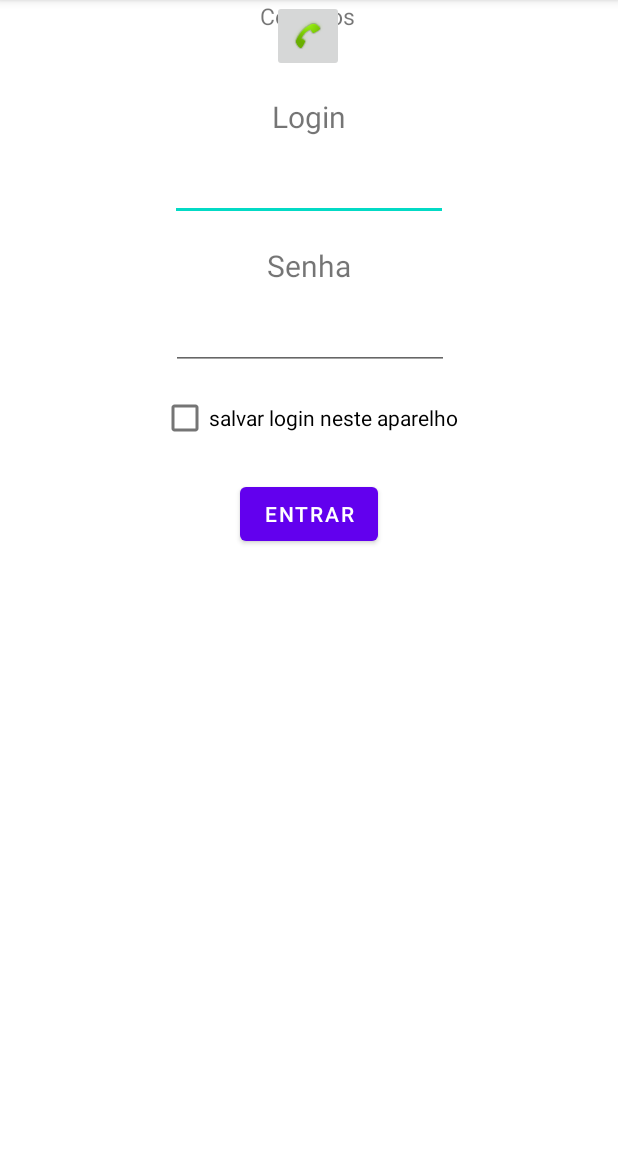
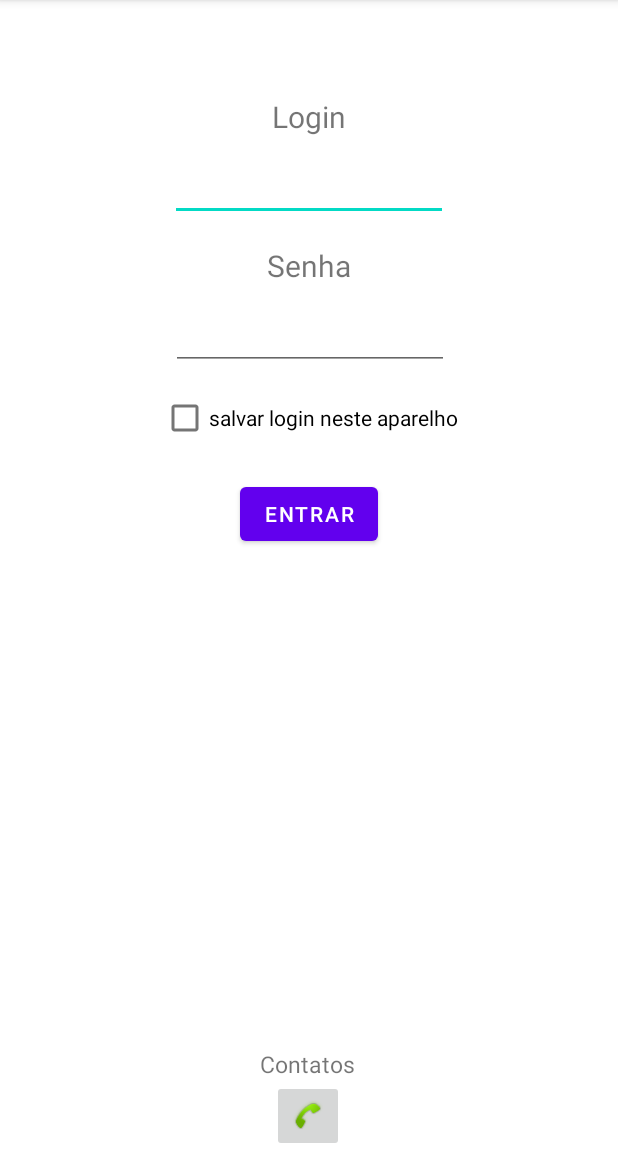
Before and after one commit to CarlosMonteiroNeto/Discipulado_IEADPE, an Android app: the screen it shows after launch (MainActivity), on a phone screen of 412 x 824 dp, the part 84-1236 px from its top. Run offline under Robolectric (Android 15) with nearby library versions, the light colour scheme and no system bars.

```diff
--- a/app/src/main/res/layout/activity_main.xml
+++ b/app/src/main/res/layout/activity_main.xml
@@ -67,12 +67,10 @@
         android:id="@+id/btn_contatos"
         android:layout_width="48dp"
         android:layout_height="48dp"
-        android:layout_marginTop="8dp"
         app:layout_constraintBottom_toBottomOf="parent"
         app:layout_constraintEnd_toEndOf="parent"
         app:layout_constraintHorizontal_bias="0.498"
         app:layout_constraintStart_toStartOf="parent"
-        app:layout_constraintTop_toBottomOf="@+id/titulo_btn_contatos"
         app:srcCompat="@android:drawable/stat_sys_phone_call" />
 
     <Button
```
